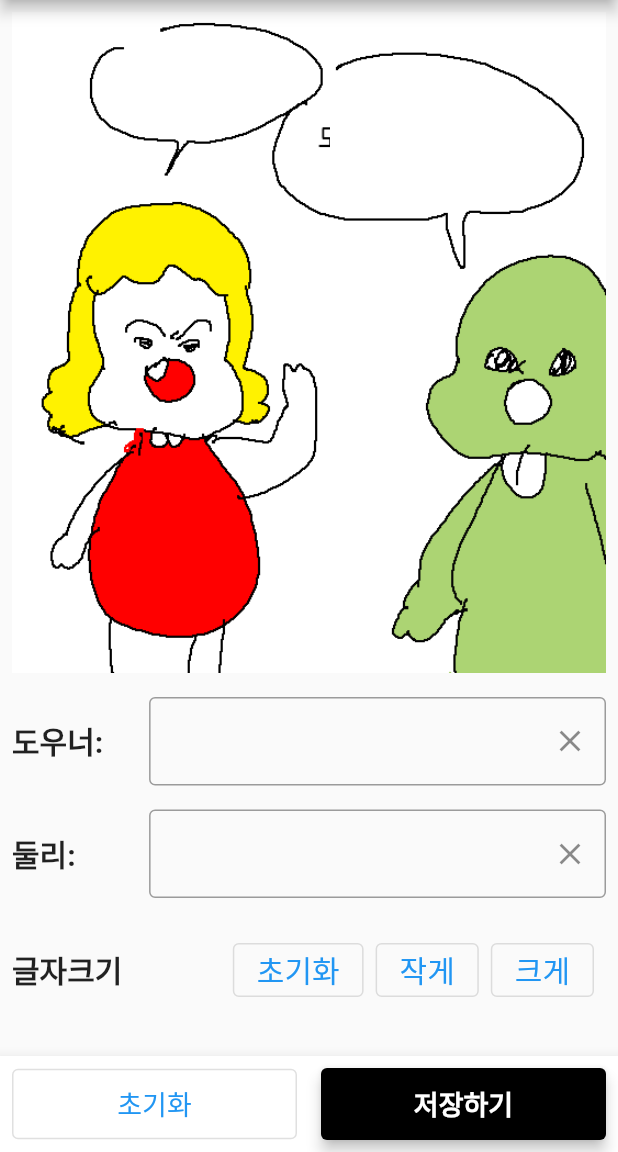
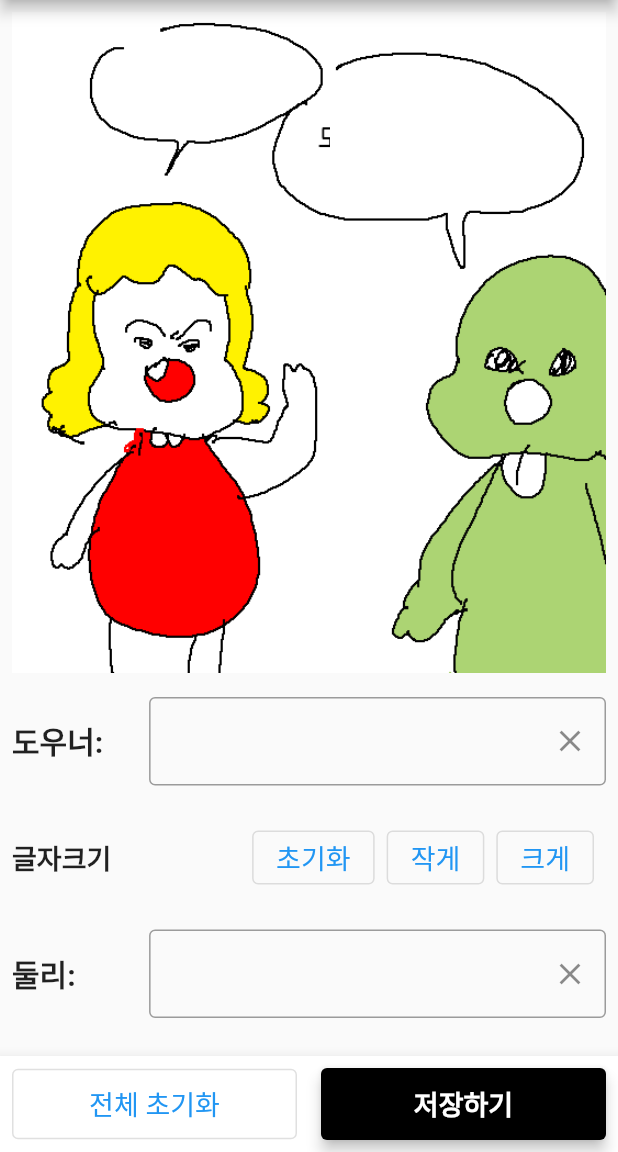
Before and after one commit to JAICHANGPARK/flutter_dooly_creator, a Flutter app: the screen it shows after launch, on a phone screen of 412 x 824 dp, the part 84-1236 px from its top. Run offline on Flutter 3.47's test engine with Material 2 defaults, Android fonts, the phone set to English and light mode, and no system bars.

Commit message:
Update main.dart

```diff
--- a/lib/main.dart
+++ b/lib/main.dart
@@ -32,6 +32,7 @@ class _MyHomePageState extends State<MyHomePage> {
   String _firstText = "";
   String _secondText = "";
   double _fontSize = 14.0;
+  double _doolyFontSize = 14.0;
 
   void _incrementCounter() {
     setState(() {});
@@ -104,7 +105,7 @@ class _MyHomePageState extends State<MyHomePage> {
                         child: Text(
                           _secondText,
                           style: TextStyle(
-                            fontSize: _fontSize,
+                            fontSize: _doolyFontSize,
                           ),
                         ),
                       ),
@@ -116,6 +117,7 @@ class _MyHomePageState extends State<MyHomePage> {
                   ],
                 ),
               ),
+
               Padding(
                 padding: const EdgeInsets.all(8.0),
                 child: Row(
@@ -154,6 +156,53 @@ class _MyHomePageState extends State<MyHomePage> {
                           });
                         },
                       ),
+                    )
+                  ],
+                ),
+              ),
+              Padding(
+                padding: const EdgeInsets.all(8.0),
+                child: Row(
+                  children: [
+                    Text(
+                      "글자크기",
+                      style: TextStyle(fontWeight: FontWeight.bold, fontSize: 18),
+                    ),
+                    Spacer(),
+                    ButtonBar(
+                      buttonPadding: EdgeInsets.symmetric(horizontal: 8),
+                      children: [
+                        OutlinedButton(
+                            onPressed: () {
+                              setState(() {
+                                _fontSize = 14.0;
+                              });
+                            },
+                            child: Text(
+                              "초기화",
+                              style: TextStyle(fontSize: 18),
+                            )),
+                        OutlinedButton(
+                            onPressed: () {
+                              setState(() {
+                                _fontSize -= 1.0;
+                              });
+                            },
+                            child: Text(
+                              "작게",
+                              style: TextStyle(fontSize: 18),
+                            )),
+                        OutlinedButton(
+                            onPressed: () {
+                              setState(() {
+                                _fontSize += 1.0;
+                              });
+                            },
+                            child: Text(
+                              "크게",
+                              style: TextStyle(fontSize: 18),
+                            )),
+                      ],
                     )
                   ],
                 ),
@@ -206,7 +255,7 @@ class _MyHomePageState extends State<MyHomePage> {
                   children: [
                     Text(
                       "글자크기",
-                      style: TextStyle(fontWeight: FontWeight.bold, fontSize: 20),
+                      style: TextStyle(fontWeight: FontWeight.bold, fontSize: 18),
                     ),
                     Spacer(),
                     ButtonBar(
@@ -215,38 +264,39 @@ class _MyHomePageState extends State<MyHomePage> {
                         OutlinedButton(
                             onPressed: () {
                               setState(() {
-                                _fontSize = 14.0;
+                                _doolyFontSize = 14.0;
                               });
                             },
                             child: Text(
                               "초기화",
-                              style: TextStyle(fontSize: 20),
+                              style: TextStyle(fontSize: 18),
                             )),
                         OutlinedButton(
                             onPressed: () {
                               setState(() {
-                                _fontSize -= 1.0;
+                                _doolyFontSize -= 1.0;
                               });
                             },
                             child: Text(
                               "작게",
-                              style: TextStyle(fontSize: 20),
+                              style: TextStyle(fontSize: 18),
                             )),
                         OutlinedButton(
                             onPressed: () {
                               setState(() {
-                                _fontSize += 1.0;
+                                _doolyFontSize += 1.0;
                               });
                             },
                             child: Text(
                               "크게",
-                              style: TextStyle(fontSize: 20),
+                              style: TextStyle(fontSize: 18),
                             )),
                       ],
                     )
                   ],
                 ),
-              )
+              ),
+
             ],
           ),
         ),
@@ -265,18 +315,16 @@ class _MyHomePageState extends State<MyHomePage> {
                         _text2EditingController.clear();
                         _textEditingController.clear();
                         _fontSize = 14.0;
+                        _doolyFontSize = 14.0;
                         _secondText = "";
                         _firstText = "";
                       });
                     },
-
                     child: Padding(
                       padding: const EdgeInsets.symmetric(vertical: 10),
                       child: Text(
-                        "초기화",
-                        style: TextStyle(
-                          fontSize: 18
-                        ),
+                        "전체 초기화",
+                        style: TextStyle(fontSize: 18),
                       ),
                     ),
                   ),
```
